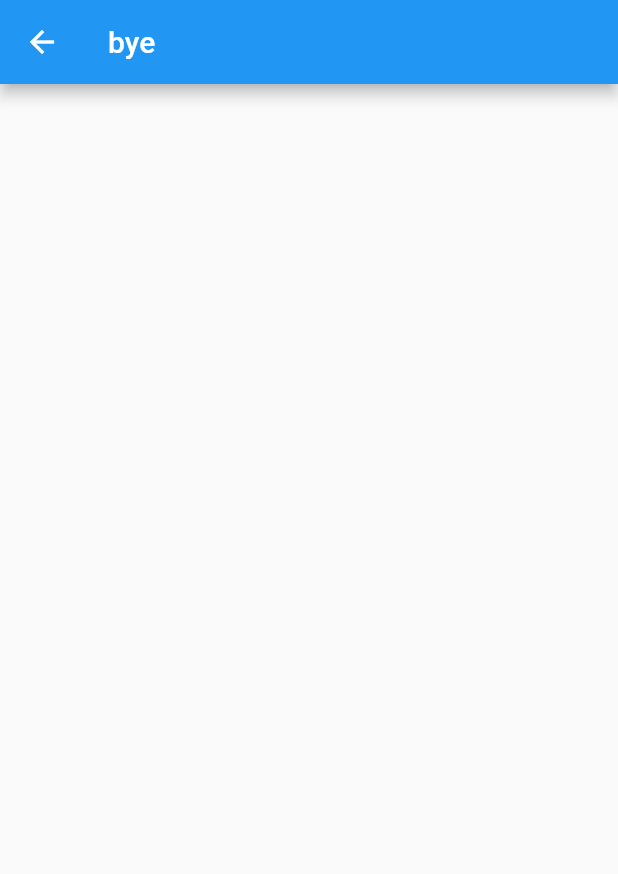
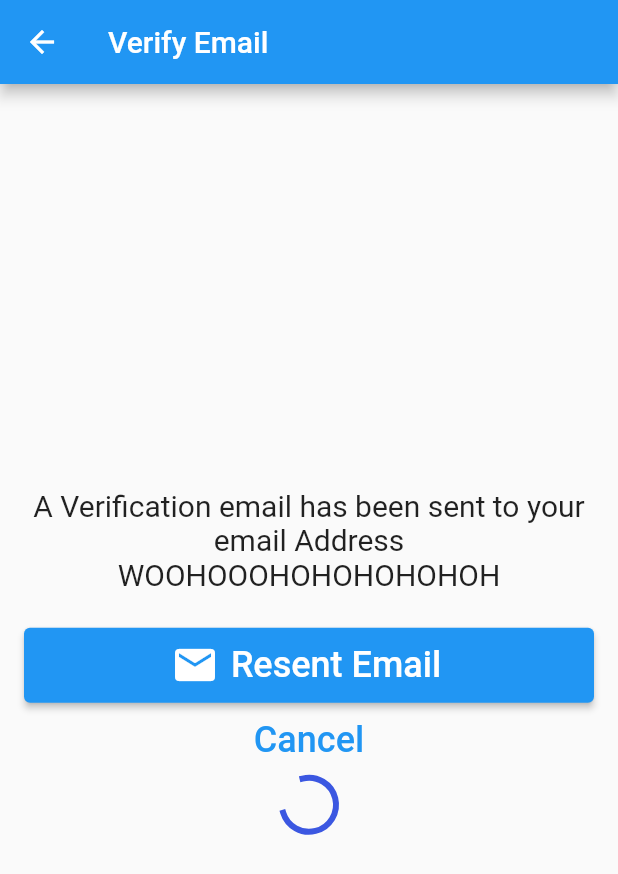
Before and after one commit to WeiJun0507/FYP_Project_LMS, a Flutter app: the VerificationScreen screen opened directly, on a phone screen of 412 x 824 dp. Shown: the top 874 px of the screen. Run offline on Flutter 3.47's test engine with Material 2 defaults, Android fonts, the phone set to English and light mode, and no system bars; our stand-ins replace firebase_auth, firebase_core, google_fonts, nb_utils; accounts and stored records are empty.

Commit message:
2 / 3/ 2022
-- Update on Project

```diff
--- a/analysis_options.yaml
+++ b/analysis_options.yaml
@@ -22,8 +22,9 @@ linter:
   # `// ignore_for_file: name_of_lint` syntax on the line or in the file
   # producing the lint.
   rules:
-    # avoid_print: false  # Uncomment to disable the `avoid_print` rule
-    # prefer_single_quotes: true  # Uncomment to enable the `prefer_single_quotes` rule
+    avoid_print: false  # Uncomment to disable the `avoid_print` rule
+    prefer_single_quotes: true  # Uncomment to enable the `prefer_single_quotes` rule
+    prefer_const_constructors: false
 
 # Additional information about this file can be found at
 # https://dart.dev/guides/language/analysis-options
--- a/lib/firebase_auth/auth_services.dart
+++ b/lib/controller/auth/auth_services.dart
@@ -3,7 +3,7 @@ import 'package:firebase_auth/firebase_auth.dart';
 class AuthService{
   final FirebaseAuth _auth=FirebaseAuth.instance;
 
-  Future signinWithEmailAndPassword(String email, String password)async{
+  Future signInWithEmailAndPassword(String email, String password)async{
     try{
       await _auth.signInWithEmailAndPassword(email: email, password: password);
       final user = _auth.currentUser;
--- a/lib/routes/routes.dart
+++ b/lib/routes/routes.dart
@@ -1,13 +1,17 @@
 import 'package:flutter/material.dart';
+import 'package:fyp_lms/ui/auth_screen/create_account_screen.dart';
 
 import 'package:fyp_lms/ui/home/home_screen.dart';
-import 'package:fyp_lms/ui/intro_screen.dart';
+import 'package:fyp_lms/ui/auth_screen/intro_screen.dart';
 import 'package:fyp_lms/ui/splash_screen.dart';
+import 'package:fyp_lms/ui/auth_screen/verification_screen.dart';
 
 Map<String, Widget Function(BuildContext)> routesName = {
   '/SplashScreen': (context) => const SplashScreen(),
 
   '/': (context) => const HomeScreen(),
   '/Login': (context) => const IntroScreen(),
+  '/VerificationScreen': (context) => const VerificationScreen(),
+  '/CreateAccountScreen': (context) => const CreateAccountScreen(),
 
 };
--- /dev/null
+++ b/lib/ui/auth_screen/verification_screen.dart
@@ -0,0 +1,104 @@
+import 'package:flutter/material.dart';
+import 'package:firebase_auth/firebase_auth.dart';
+import 'dart:async';
+
+import 'package:fyp_lms/utils/constant.dart';
+
+
+class VerificationScreen extends StatefulWidget {
+  const VerificationScreen({Key? key}) : super(key: key);
+
+  @override
+  _VerificationScreenState createState() => _VerificationScreenState();
+}
+
+class _VerificationScreenState extends State<VerificationScreen> {
+
+  bool isEmailVerified = false;
+  bool canResendEmail = false;
+  Timer? timer;
+
+  @override
+  void initState(){
+    super.initState();
+    isEmailVerified = FirebaseAuth.instance.currentUser!.emailVerified;
+    if(!isEmailVerified){
+      sendVerificationEmail();
+
+      timer = Timer.periodic(Duration(seconds: 3), (_) => checkEmailVerified(),);
+    }
+  }
+
+  Future sendVerificationEmail() async{
+    if(canResendEmail == true){
+      try{
+        final user = FirebaseAuth.instance.currentUser!;
+        await user.sendEmailVerification();
+
+        setState(() => canResendEmail = false);
+        await Future.delayed(Duration(seconds: 5));
+        setState(() => canResendEmail = true);
+      } catch (e){
+        print(e);
+      }
+    }
+  }
+
+  Future checkEmailVerified() async{
+    //call afer email verification!
+    await FirebaseAuth.instance.currentUser!.reload();
+    setState(() {
+      isEmailVerified = FirebaseAuth.instance.currentUser!.emailVerified;
+    });
+
+    if(isEmailVerified) {
+      timer?.cancel();
+      Navigator.of(context).pushReplacementNamed('/CreateAccountScreen');
+    }
+  }
+
+  @override
+  Widget build(BuildContext context) {
+    return Scaffold(
+      appBar: AppBar(
+        title: Text('Verify Email'),
+      ),
+      body: Padding(
+        padding: EdgeInsets.all(16),
+        child: Column(
+          mainAxisAlignment: MainAxisAlignment.center,
+          children: [
+            Text('A Verification email has been sent to your email Address WOOHOOOHOHOHOHOHOH',
+              style: TextStyle(fontSize:20),
+              textAlign: TextAlign.center,
+            ),
+            SizedBox(height: 24),
+            ElevatedButton.icon(
+              style: ElevatedButton.styleFrom(minimumSize: Size.fromHeight(50)),
+              icon: Icon(Icons.email, size: 32),
+              label: Text('Resent Email', style: TextStyle(fontSize: 24),
+              ),
+              onPressed: (){
+                sendVerificationEmail();
+              },
+            ),
+            TextButton(
+              style: ElevatedButton.styleFrom(minimumSize: Size.fromHeight(50),
+              ),
+              child: Text(
+                'Cancel',
+                style: TextStyle(fontSize: 24),
+              ),
+              onPressed: () => FirebaseAuth.instance.signOut(),
+            ),
+
+            canResendEmail ? const SizedBox() : const Center(
+              child: CircularProgressIndicator(color: BG_COLOR_4,),
+            )
+          ],
+
+        ),
+      ),
+    );
+  }
+}
--- a/lib/ui/splash_screen.dart
+++ b/lib/ui/splash_screen.dart
@@ -1,6 +1,6 @@
 import 'package:flutter/material.dart';
 import 'package:fyp_lms/ui/home/home_screen.dart';
-import 'package:fyp_lms/ui/intro_screen.dart';
+import 'package:fyp_lms/ui/auth_screen/intro_screen.dart';
 import 'package:nb_utils/nb_utils.dart';
 
 class SplashScreen extends StatefulWidget {
--- a/lib/ui/verification_screen.dart
+++ /dev/null
@@ -1,97 +0,0 @@
-import 'package:flutter/material.dart';
-import 'package:firebase_auth/firebase_auth.dart';
-import 'dart:async';
-
-
-class VerificationScreen extends StatefulWidget {
-  const VerificationScreen({Key? key}) : super(key: key);
-
-  @override
-  _VerificationScreenState createState() => _VerificationScreenState();
-}
-
-class _VerificationScreenState extends State<VerificationScreen> {
-
-  bool isEmailVerified = false;
-  bool canResendEmail = false;
-  Timer? timer;
-
-  void initState(){
-    super.initState();
-    isEmailVerified = FirebaseAuth.instance.currentUser!.emailVerified;
-    if(!isEmailVerified){
-      sendVerificationEmail();
-
-      timer = Timer.periodic(Duration(seconds: 3), (_) => checkEmailVerified(),);
-    }
-  }
-
-  Future sendVerificationEmail() async{
-    if(canResendEmail == true){
-      try{
-        final user = FirebaseAuth.instance.currentUser!;
-        await user.sendEmailVerification();
-
-        setState(() => canResendEmail = false);
-        await Future.delayed(Duration(seconds: 5));
-        setState(() => canResendEmail = true);
-      } catch (e){
-        print(e);
-      }
-    }
-  }
-
-  Future checkEmailVerified() async{
-    //call afer email verification!
-    await FirebaseAuth.instance.currentUser!.reload();
-    setState(() {
-      isEmailVerified = FirebaseAuth.instance.currentUser!.emailVerified;
-    });
-
-    if(isEmailVerified) timer?.cancel();
-  }
-  @override
-  Widget build(BuildContext context) => isEmailVerified
-      ? Scaffold(
-          appBar: AppBar(
-            title: Text("bye"),
-          ),
-        )
-      : Scaffold(
-          appBar: AppBar(
-            title: Text('Verify Email'),
-          ),
-          body: Padding(
-            padding: EdgeInsets.all(16),
-            child: Column(
-              mainAxisAlignment: MainAxisAlignment.center,
-              children: [
-                Text('A Verification email has been sent to your email Address WOOHOOOHOHOHOHOHOH',
-                      style: TextStyle(fontSize:20),
-                  textAlign: TextAlign.center,
-                ),
-                SizedBox(height: 24),
-                ElevatedButton.icon(
-                  style: ElevatedButton.styleFrom(minimumSize: Size.fromHeight(50)),
-                    icon: Icon(Icons.email, size: 32),
-                    label: Text('Resent Email', style: TextStyle(fontSize: 24),
-                    ),
-                    onPressed: (){
-                    sendVerificationEmail();
-                    },
-                ),
-                TextButton(
-                    style: ElevatedButton.styleFrom(minimumSize: Size.fromHeight(50),
-                    ),
-                    child: Text(
-                        'Cancel',
-                        style: TextStyle(fontSize: 24),
-                    ),
-                    onPressed: () => FirebaseAuth.instance.signOut(),
-                ),
-              ],
-
-            ),
-    ),
-  );
-}
```
Also changed, not shown: lib/ui/auth_screen/create_account_screen.dart (added, +15 -0 lines), lib/ui/auth_screen/intro_screen.dart (renamed from lib/ui/intro_screen.dart, +7 -6 lines), pubspec.yaml (+12 -4 lines), pubspec.lock, 3 other files.
